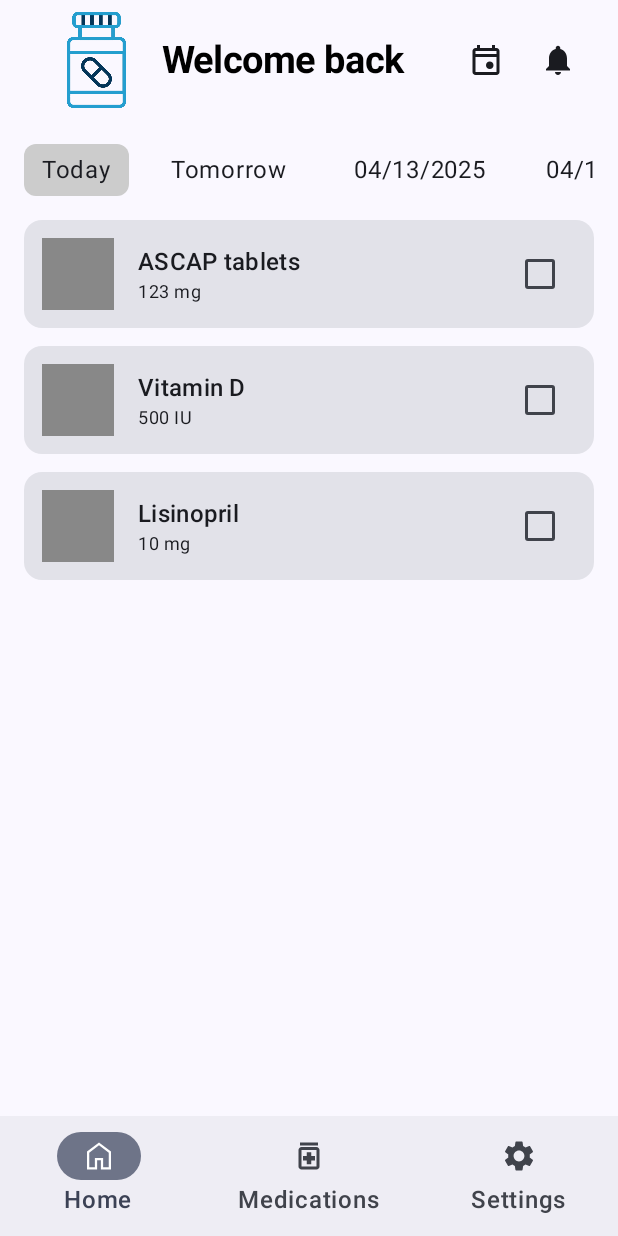
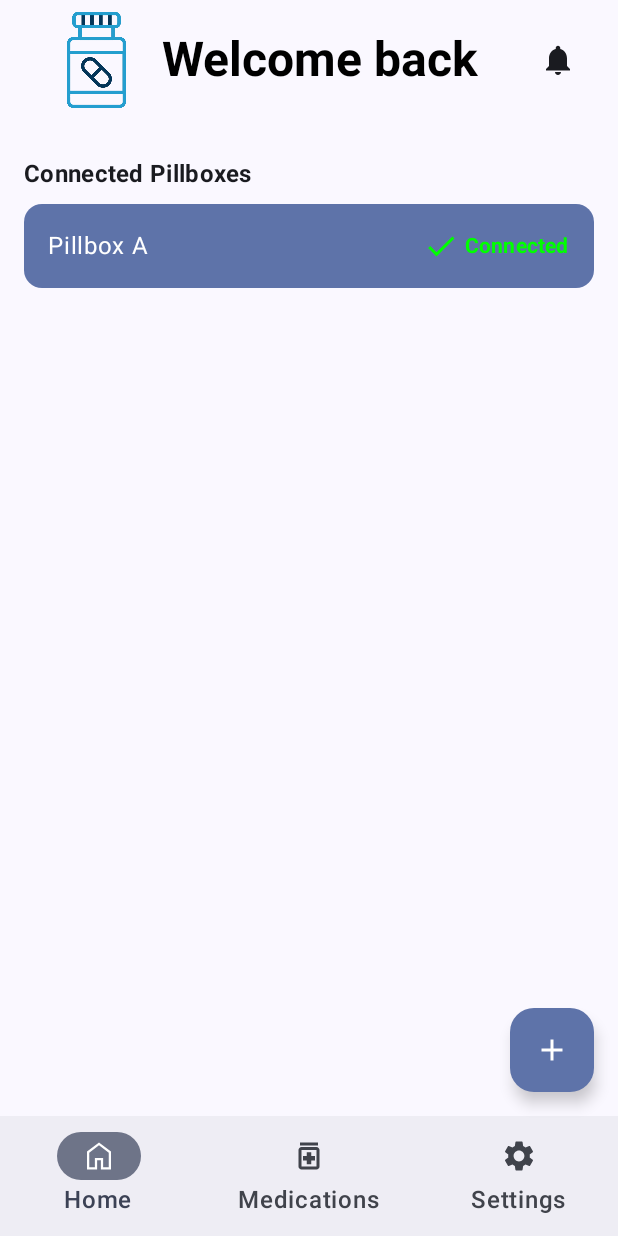
Before and after one commit to ywu256/MAPD721_Project, an Android app built with Jetpack Compose: the HomeScreen screen opened through its navigation route, on a phone screen of 412 x 824 dp. Run offline under Robolectric (Android 15) with nearby library versions, the phone set to English and light mode, and no system bars.

Commit message:
Update HomeScreen design

```diff
--- a/app/src/main/java/com/group1/mapd721_project/HomeScreen.kt
+++ b/app/src/main/java/com/group1/mapd721_project/HomeScreen.kt
@@ -12,6 +12,8 @@ import androidx.compose.foundation.rememberScrollState
 import androidx.compose.material.icons.Icons
 import androidx.compose.material.icons.filled.Settings
 import androidx.compose.material.icons.filled.Notifications
+import androidx.compose.material.icons.filled.Add
+import androidx.compose.material.icons.filled.Check
 import androidx.compose.material3.*
 import androidx.compose.runtime.*
 import androidx.compose.ui.Alignment
@@ -32,27 +34,7 @@ fun HomeScreen(
     onNavigate: (String) -> Unit = {},
     currentRoute: String = "home"
 ) {
-    var selectedDate by remember { mutableStateOf("Today") }
-    val dateOptions = remember {
-        val formatter = DateTimeFormatter.ofPattern("MM/dd/yyyy")
-        val today = LocalDate.now()
-        val days = listOf(0, 1, 2, 3, 4)
-
-        days.map { offset ->
-            val date = today.plusDays(offset.toLong())
-            when (offset) {
-                0 -> "Today"
-                1 -> "Tomorrow "
-                else -> date.format(formatter)
-            }
-        }
-    }
-
-    val reminders = listOf(
-        Triple("ASCAP tablets", "123 mg", false),
-        Triple("Vitamin D", "500 IU", false),
-        Triple("Lisinopril", "10 mg", false)
-    )
+    val connectedPillboxes = listOf("Pillbox A")
 
     Scaffold(
         topBar = {
@@ -75,19 +57,13 @@ fun HomeScreen(
 
                         Text(
                             "Welcome back",
-                            fontSize = 25.sp,
+                            style = MaterialTheme.typography.headlineLarge,
                             fontWeight = FontWeight.Bold,
                             color = Color.Black
                         )
 
                         Spacer(modifier = Modifier.weight(1f))
 
-                        IconButton(onClick = { /* TODO: Calendar click */ }) {
-                            Icon(
-                                painter = painterResource(id = R.drawable.today),
-                                contentDescription = null // decorative element
-                            )
-                        }
                         IconButton(onClick = { /* TODO: Notification click */ }) {
                             Icon(
                                 Icons.Default.Notifications,
@@ -97,6 +73,13 @@ fun HomeScreen(
                     }
                 }
             )
+        },
+        floatingActionButton = {
+            FloatingActionButton(
+                onClick = { onNavigate("add_pillbox") }
+            ) {
+                Icon(Icons.Default.Add, contentDescription = "Add Pillbox")
+            }
         },
         bottomBar = {
             NavigationBar {
@@ -129,60 +112,43 @@ fun HomeScreen(
         ) {
             Spacer(modifier = Modifier.height(16.dp))
 
-            // Date Tabs (Horizontal Scroll)
+            Text(
+                text = "Connected Pillboxes",
+                style = MaterialTheme.typography.titleMedium,
+                fontWeight = FontWeight.Bold,
+                modifier = Modifier.padding(vertical = 8.dp)
+            )
+
+            connectedPillboxes.forEach { pillbox ->
+                Card(
+                    modifier = Modifier
+                        .fillMaxWidth()
+                        .padding(bottom = 8.dp),
+                    colors = CardDefaults.cardColors(containerColor = MaterialTheme.colorScheme.primaryContainer)
+                ) {
                     Row(
                         modifier = Modifier
-                    .horizontalScroll(rememberScrollState())
                             .fillMaxWidth()
-            ) {
-                dateOptions.forEach { date ->
-                    Text(
-                        text = date,
-                        modifier = Modifier
-                            .padding(end = 16.dp)
-                            .clickable { selectedDate = date }
-                            .background(
-                                if (selectedDate == date) Color.LightGray else Color.Transparent,
-                                shape = MaterialTheme.shapes.small
-                            )
-                            .padding(horizontal = 12.dp, vertical = 8.dp),
-                        style = MaterialTheme.typography.bodyLarge
-                    )
-                }
-            }
-
-            Spacer(modifier = Modifier.height(16.dp))
-
-            // Reminder list
-            LazyColumn(
-                verticalArrangement = Arrangement.spacedBy(12.dp)
-            ) {
-                items(reminders.size) { index ->
-                    val (name, dose, _) = reminders[index]
-                    Card(modifier = Modifier.fillMaxWidth()) {
-                        Row(
-                            modifier = Modifier
-                                .padding(12.dp),
+                            .padding(16.dp),
                         verticalAlignment = Alignment.CenterVertically
                     ) {
-                            Box(
-                                modifier = Modifier
-                                    .size(48.dp)
-                                    .background(Color.Gray) // Placeholder for pill image
+                        Text(
+                            text = pillbox,
+                            style = MaterialTheme.typography.bodyLarge,
+                            modifier = Modifier.weight(1f)
                         )
-
-                            Spacer(modifier = Modifier.width(16.dp))
-
-                            Column(modifier = Modifier.weight(1f)) {
-                                Text(text = name, style = MaterialTheme.typography.titleMedium)
-                                Text(text = dose, style = MaterialTheme.typography.bodySmall)
-                            }
-
-                            Checkbox(
-                                checked = false,
-                                onCheckedChange = { /* Optional: update state */ }
+                        Icon(
+                            imageVector = Icons.Default.Check,
+                            contentDescription = "Connected",
+                            tint = Color.Green
                         )
-                        }
+                        Spacer(modifier = Modifier.width(4.dp))
+                        Text(
+                            text = "Connected",
+                            color = Color.Green,
+                            style = MaterialTheme.typography.labelLarge,
+                            fontWeight = FontWeight.Bold
+                        )
                     }
                 }
             }
```
Lines whose indentation alone changed are shown as unchanged.
